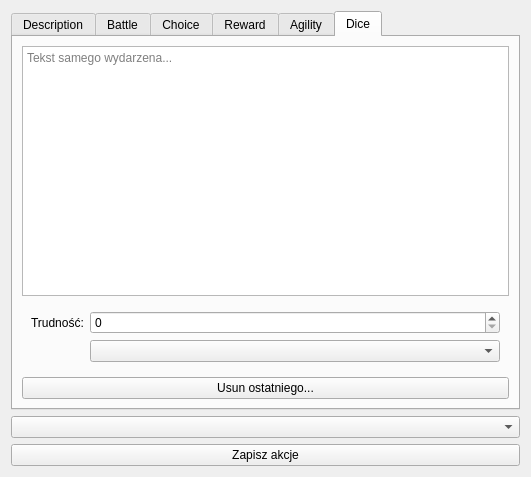
This is DataManager/forms/GUI/action/actionview.ui in jurikimurik/Witcher_Adventures_PHP_QTCPP as Qt 5 draws it before an edit. The edited form follows.
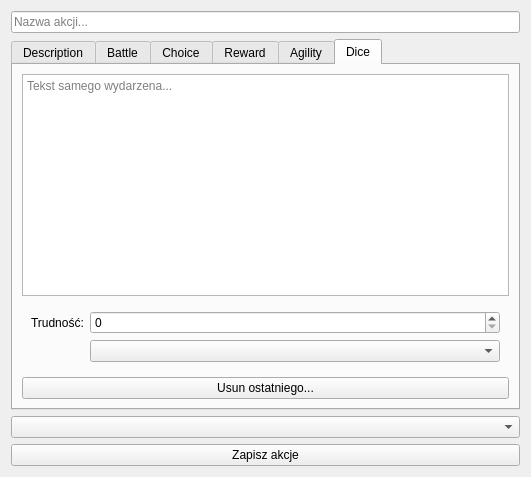
This is the edited form. The open tabs and pages were chosen to show the change. Icons and pictures are not drawn.

Commit message: Action name field emigrated to ActionView.

Patch:
```diff
--- a/DataManager/forms/GUI/action/actionview.ui
+++ b/DataManager/forms/GUI/action/actionview.ui
@@ -14,6 +14,13 @@
    <string>Form</string>
   </property>
   <layout class="QVBoxLayout" name="verticalLayout">
+   <item>
+    <widget class="QLineEdit" name="actionNameEdit">
+     <property name="placeholderText">
+      <string>Nazwa akcji...</string>
+     </property>
+    </widget>
+   </item>
    <item>
     <widget class="QTabWidget" name="tabWidget">
      <property name="enabled">
```
Left out of the diff: 2 changed lines with no effect on the pictures. The commit also changes 4 other files.
